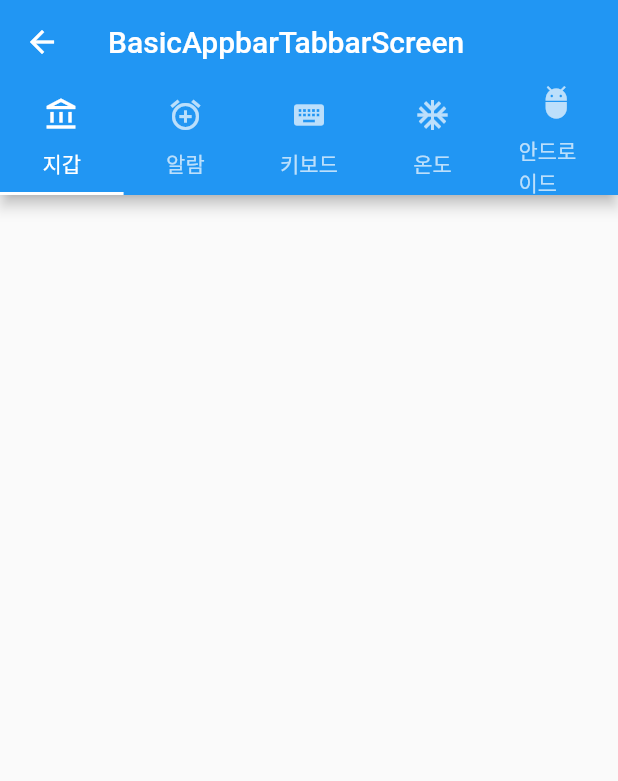
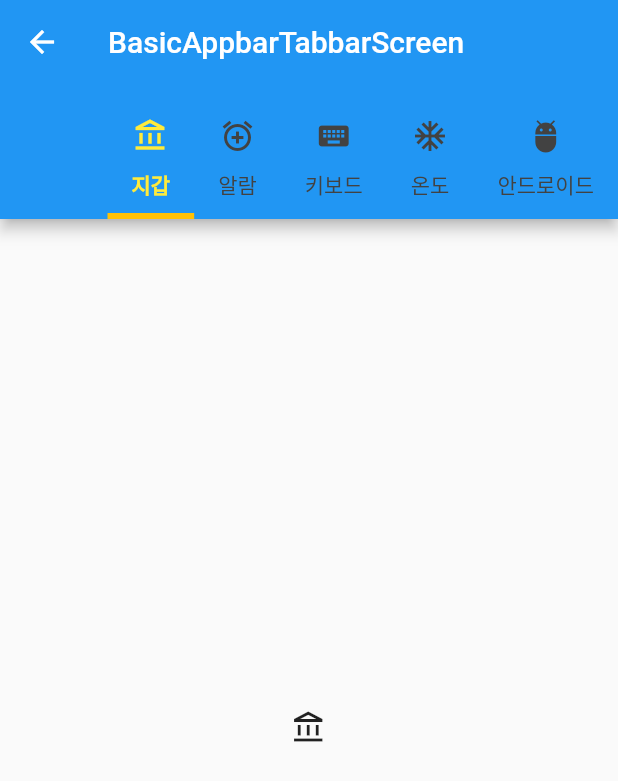
Before and after one commit to so0ng0970/flutter_project, a Flutter app: the BasicAppbarTabbarScreen screen opened directly, on a phone screen of 412 x 824 dp. Shown: the top 781 px of the screen. Run offline on Flutter 3.47's test engine with Material 2 defaults, Android fonts, the phone set to English and light mode, and no system bars; our stand-ins replace webview_flutter.

Commit message:
tab_bar_style

```diff
--- a/lib/screen/tabbar/basic_appbar_tabbar_screen.dart
+++ b/lib/screen/tabbar/basic_appbar_tabbar_screen.dart
@@ -11,7 +11,24 @@ class BasicAppbarTabbarScreen extends StatelessWidget {
       child: Scaffold(
         appBar: AppBar(
           title: const Text('BasicAppbarTabbarScreen'),
-          bottom: TabBar(
+          bottom: PreferredSize(
+            preferredSize: const Size.fromHeight(90),
+            child: Row(
+              mainAxisAlignment: MainAxisAlignment.end,
+              children: [
+                TabBar(
+                  indicatorColor: Colors.amber,
+                  indicatorWeight: 4.0,
+                  indicatorSize: TabBarIndicatorSize.tab,
+                  isScrollable: true,
+                  labelColor: Colors.yellow,
+                  unselectedLabelColor: Colors.grey[800],
+                  labelStyle: const TextStyle(
+                    fontWeight: FontWeight.bold,
+                  ),
+                  unselectedLabelStyle: const TextStyle(
+                    fontWeight: FontWeight.normal,
+                  ),
                   tabs: TABS
                       .map((e) => Tab(
                             icon: Icon(e.icon),
@@ -19,8 +36,23 @@ class BasicAppbarTabbarScreen extends StatelessWidget {
                           ))
                       .toList(),
                 ),
+              ],
             ),
-        body: Column(),
+          ),
+        ),
+        body: TabBarView(
+          // 스크롤 불가
+          // physics: const NeverScrollableScrollPhysics(),
+          children: TABS
+              .map(
+                (e) => Center(
+                  child: Icon(
+                    e.icon,
+                  ),
+                ),
+              )
+              .toList(),
+        ),
       ),
     );
   }
```
Lines whose indentation alone changed are shown as unchanged.
